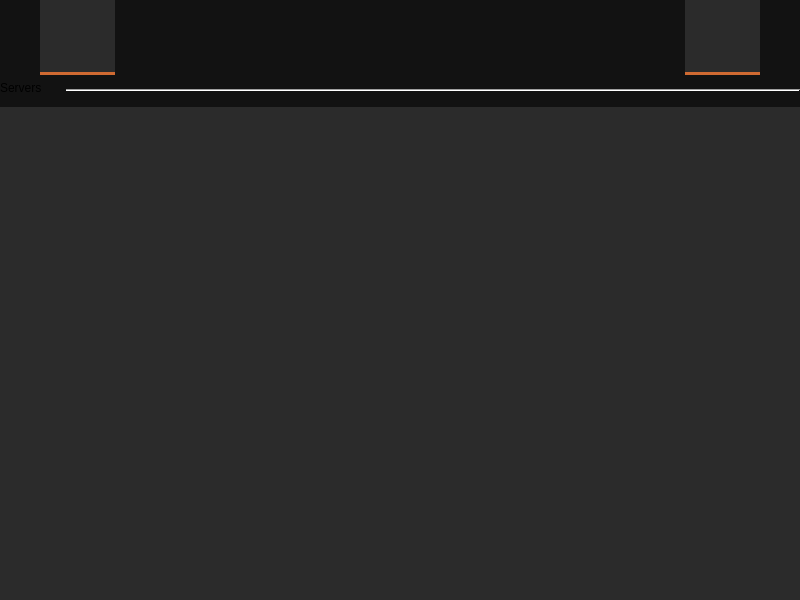
Before: the Qt Designer form mainwindow.ui in metootem/TF2-Dedicated-Server-Manager, drawn with Qt 5.
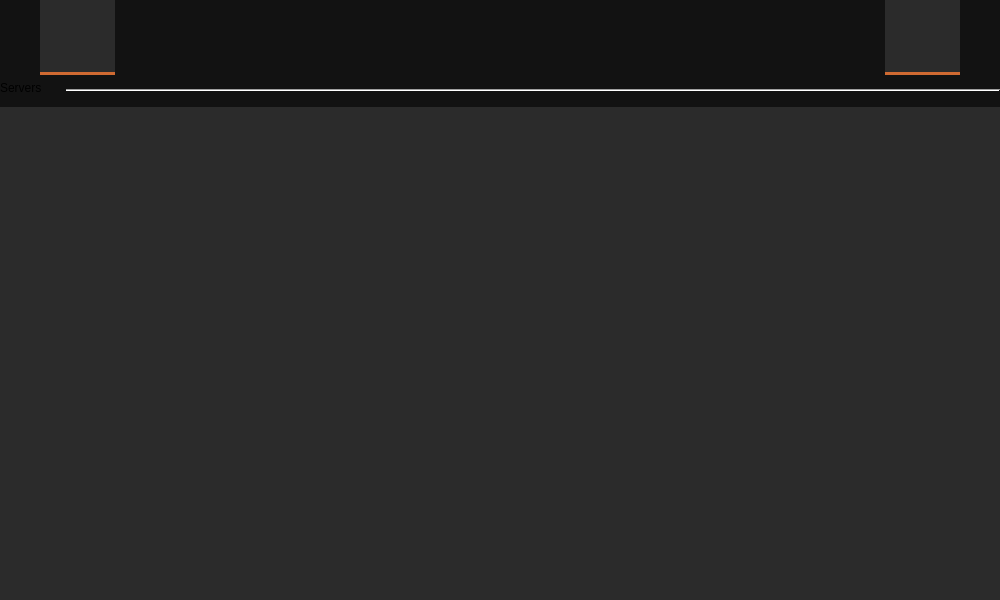
After: the same form once the commit is applied. Icons and pictures are not drawn.

Patch:
```diff
--- a/mainwindow.ui
+++ b/mainwindow.ui
@@ -6,7 +6,7 @@
    <rect>
     <x>0</x>
     <y>0</y>
-    <width>800</width>
+    <width>1000</width>
     <height>600</height>
    </rect>
   </property>
```
